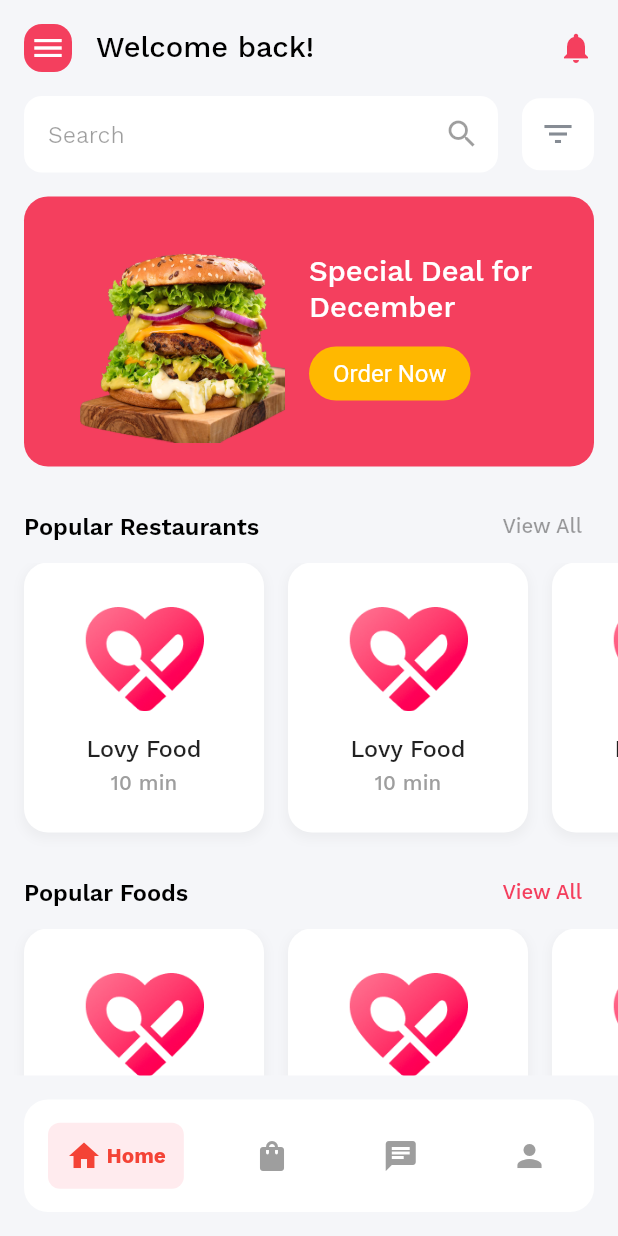
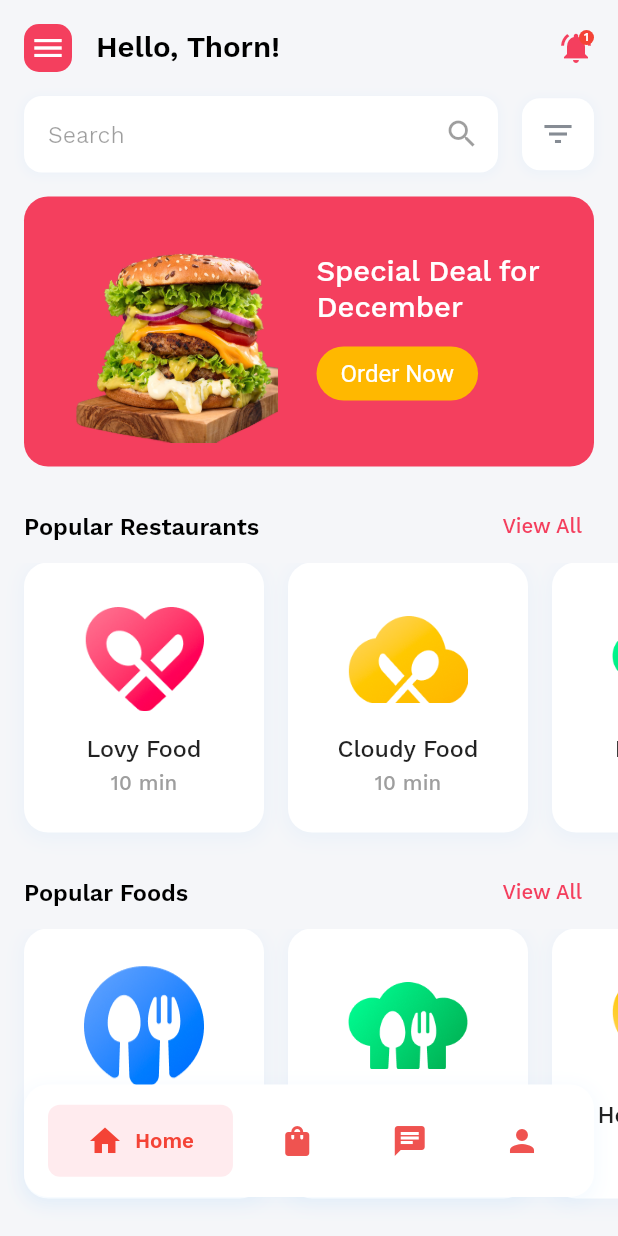
Before and after one commit to chornthorn/flutter_food_delivery_app_demo, a Flutter app: the MainPage screen opened by its route, on a phone screen of 412 x 824 dp. Run offline on Flutter 3.47's test engine with Material 2 defaults, Android fonts, the phone set to English and light mode, and no system bars.

Commit message:
lesson: Design home page

```diff
--- /dev/null
+++ b/lib/components/restaurant_item_card.dart
@@ -0,0 +1,68 @@
+import 'package:flutter/material.dart';
+
+
+class RestaurantItemCard extends StatelessWidget {
+  const RestaurantItemCard({
+    Key? key,
+    this.index = 0,
+    required this.title,
+    required this.subtitle,
+    required this.imagePath,
+  }) : super(key: key);
+
+  final int index;
+  final String title;
+  final String subtitle;
+  final String imagePath;
+
+  @override
+  Widget build(BuildContext context) {
+    return Container(
+      height: 180,
+      width: 160,
+      margin: EdgeInsets.only(
+        right: 16,
+        bottom: 16,
+        left: index == 0 ? 16 : 0,
+      ),
+      decoration: BoxDecoration(
+        color: Colors.white,
+        borderRadius: BorderRadius.circular(16),
+        boxShadow: [
+          BoxShadow(
+            color: Colors.blue.withOpacity(0.05),
+            spreadRadius: 1,
+            blurRadius: 10,
+            offset: const Offset(0, 3),
+          ),
+        ],
+      ),
+      alignment: Alignment.center,
+      child: Column(
+        mainAxisAlignment: MainAxisAlignment.center,
+        children: [
+          Container(
+            height: 80,
+            width: 80,
+            child: Image.asset(imagePath),
+          ),
+          const SizedBox(height: 10),
+          Text(
+            title,
+            style: Theme.of(context).textTheme.subtitle1!.copyWith(
+              fontWeight: FontWeight.w500,
+            ),
+          ),
+          const SizedBox(height: 5),
+          Text(
+            subtitle,
+            style: Theme.of(context).textTheme.subtitle2!.copyWith(
+              fontWeight: FontWeight.w500,
+              color: Colors.grey,
+            ),
+          ),
+        ],
+      ),
+    );
+  }
+}
--- a/lib/main.dart
+++ b/lib/main.dart
@@ -1,4 +1,5 @@
 import 'package:flutter/material.dart';
+import 'package:flutter/services.dart';
 import 'package:flutter_food_delivery_app/common/constants.dart';
 import 'package:flutter_food_delivery_app/views/splash_page.dart';
 
@@ -25,6 +26,7 @@ class MyApp extends StatelessWidget {
         scaffoldBackgroundColor: Color(0xffF5F6F9),
         appBarTheme: AppBarTheme(
           color: Colors.transparent,
+          systemOverlayStyle: SystemUiOverlayStyle.dark,
           elevation: 0,
           iconTheme: IconThemeData(color: Colors.black),
           titleTextStyle: TextStyle(
@@ -45,14 +47,10 @@ class MyApp extends StatelessWidget {
               color: Colors.white,
               fontSize: 16,
             ),
-            // padding: const EdgeInsets.symmetric(
-            //   horizontal: 50,
-            //   vertical: 15,
-            // ),
             shadowColor: Colors.transparent,
           ),
         ),
-        bottomAppBarColor: Color(0xffF5F6F9),
+        // bottomAppBarColor: Colors.transparent,
       ),
       initialRoute: SplashPage.routeName,
       onGenerateRoute: onGenerateRoute,
--- a/lib/router/app_router.dart
+++ b/lib/router/app_router.dart
@@ -6,6 +6,7 @@ import 'package:flutter_food_delivery_app/views/profile_page.dart';
 
 import '../views/get_started_page.dart';
 import '../views/home_page.dart';
+import '../views/popular_page.dart';
 import '../views/splash_page.dart';
 
 Route<RouteSettings> onGenerateRoute(RouteSettings settings) {
@@ -43,6 +44,10 @@ Route<RouteSettings> onGenerateRoute(RouteSettings settings) {
       return MaterialPageRoute(
         builder: (context) => ProfilePage(),
       );
+      case PopularPage.routeName:
+      return MaterialPageRoute(
+        builder: (context) => PopularPage(),
+      );
     default:
       return MaterialPageRoute(
         builder: (context) => Scaffold(
--- a/lib/views/home_page.dart
+++ b/lib/views/home_page.dart
@@ -1,6 +1,7 @@
 import 'package:flutter/material.dart';
 
 import '../common/constants.dart';
+import '../components/restaurant_item_card.dart';
 
 class HomePage extends StatefulWidget {
   const HomePage({Key? key}) : super(key: key);
@@ -15,8 +16,7 @@ class _HomePageState extends State<HomePage> {
   @override
   Widget build(BuildContext context) {
     return Scaffold(
-      body: SafeArea(
-        child: SingleChildScrollView(
+      body: SingleChildScrollView(
         child: Column(
           crossAxisAlignment: CrossAxisAlignment.start,
           children: [
@@ -26,136 +26,65 @@ class _HomePageState extends State<HomePage> {
             _TitleSectionWidget(
               leadingText: 'Popular Restaurants',
               trailingText: 'View All',
+              onTap: () {},
             ),
             SingleChildScrollView(
               scrollDirection: Axis.horizontal,
               child: Row(
                 children: [
-                    ...List.generate(4, (index) {
-                      return Container(
-                          height: 180,
-                          width: 160,
-                          margin:  EdgeInsets.only(
-                            right: 16,
-                            bottom: 16,
-                            left: index == 0 ? 16 : 0,
+                  RestaurantItemCard(
+                    index: 0,
+                    title: 'Lovy Food',
+                    subtitle: '10 min',
+                    imagePath: 'assets/img/lovy_food.png',
                   ),
-                          decoration: BoxDecoration(
-                            color: Colors.white,
-                            borderRadius: BorderRadius.circular(16),
-                            boxShadow: [
-                              BoxShadow(
-                                color: Colors.grey.withOpacity(0.1),
-                                spreadRadius: 1,
-                                blurRadius: 5,
-                                offset: const Offset(0, 3),
+                  RestaurantItemCard(
+                    index: 1,
+                    title: 'Cloudy Food',
+                    subtitle: '10 min',
+                    imagePath: 'assets/img/cloudy_resto.png',
                   ),
-                            ],
+                  RestaurantItemCard(
+                    index: 2,
+                    title: 'Haty Food',
+                    subtitle: '10 min',
+                    imagePath: 'assets/img/halty_food.png',
                   ),
-                          alignment: Alignment.center,
-                          child: Column(
-                            mainAxisAlignment: MainAxisAlignment.center,
-                            children: [
-                              Container(
-                                height: 80,
-                                width: 80,
-                                child: Image.asset('assets/img/lovy_food.png'),
-                              ),
-                              const SizedBox(height: 10),
-                              Text(
-                                'Lovy Food',
-                                style: Theme.of(context)
-                                    .textTheme
-                                    .subtitle1!
-                                    .copyWith(
-                                      fontWeight: FontWeight.w500,
-                                    ),
-                              ),
-                              const SizedBox(height: 5),
-                              Text(
-                                '10 min',
-                                style: Theme.of(context)
-                                    .textTheme
-                                    .subtitle2!
-                                    .copyWith(
-                                      fontWeight: FontWeight.w500,
-                                      color: Colors.grey,
-                                    ),
-                              ),
-                            ],
-                          ));
-                    }),
                 ],
               ),
             ),
             _TitleSectionWidget(
               leadingText: 'Popular Foods',
               trailingText: 'View All',
-                onTap: (){},
+              onTap: () {},
             ),
             SingleChildScrollView(
               scrollDirection: Axis.horizontal,
               child: Row(
                 children: [
-                    ...List.generate(4, (index) {
-                      return Container(
-                          height: 180,
-                          width: 160,
-                          margin:  EdgeInsets.only(
-                            right: 16,
-                            bottom: 16,
-                            left: index == 0 ? 16 : 0,
+                  RestaurantItemCard(
+                    index: 0,
+                    title: 'Circlo Resto',
+                    subtitle: '10 min',
+                    imagePath: 'assets/img/circlo_resto.png',
                   ),
-                          decoration: BoxDecoration(
-                            color: Colors.white,
-                            borderRadius: BorderRadius.circular(16),
-                            boxShadow: [
-                              BoxShadow(
-                                color: Colors.grey.withOpacity(0.1),
-                                spreadRadius: 1,
-                                blurRadius: 5,
-                                offset: const Offset(0, 3),
+                  RestaurantItemCard(
+                    index: 1,
+                    title: 'McDonald\'s',
+                    subtitle: '10 min',
+                    imagePath: 'assets/img/halty_food.png',
+                  ),
+                  RestaurantItemCard(
+                    index: 2,
+                    title: 'Healthy Food',
+                    subtitle: '10 min',
+                    imagePath: 'assets/img/healty_resto.png',
                   ),
                 ],
               ),
-                          alignment: Alignment.center,
-                          child: Column(
-                            mainAxisAlignment: MainAxisAlignment.center,
-                            children: [
-                              Container(
-                                height: 80,
-                                width: 80,
-                                child: Image.asset('assets/img/lovy_food.png'),
             ),
-                              const SizedBox(height: 10),
-                              Text(
-                                'Lovy Food',
-                                style: Theme.of(context)
-                                    .textTheme
-                                    .subtitle1!
-                                    .copyWith(
-                                  fontWeight: FontWeight.w500,
-                                ),
-                              ),
-                              const SizedBox(height: 5),
-                              Text(
-                                '10 min',
-                                style: Theme.of(context)
-                                    .textTheme
-                                    .subtitle2!
-                                    .copyWith(
-                                  fontWeight: FontWeight.w500,
-                                  color: Colors.grey,
-                                ),
-                              ),
+            const SizedBox(height: 120),
           ],
-                          ));
-                    }),
-                  ],
-                ),
-              ),
-            ],
-          ),
         ),
       ),
     );
@@ -185,6 +114,7 @@ class _HomePageState extends State<HomePage> {
               ),
             ),
           ),
+          const SizedBox(width: 10),
           Expanded(
             child: Column(
               mainAxisAlignment: MainAxisAlignment.center,
@@ -226,6 +156,14 @@ class _HomePageState extends State<HomePage> {
             decoration: BoxDecoration(
               color: Colors.white,
               borderRadius: BorderRadius.circular(12),
+              boxShadow: [
+                BoxShadow(
+                  color: Colors.blue.withOpacity(0.04),
+                  spreadRadius: 1,
+                  blurRadius: 5,
+                  offset: Offset(0, 1), // changes position of shadow
+                ),
+              ],
             ),
             child: Row(
               children: [
@@ -249,6 +187,14 @@ class _HomePageState extends State<HomePage> {
           decoration: BoxDecoration(
             color: Colors.white,
             borderRadius: BorderRadius.circular(12),
+            boxShadow: [
+              BoxShadow(
+                color: Colors.blue.withOpacity(0.04),
+                spreadRadius: 1,
+                blurRadius: 5,
+                offset: Offset(0, 1), // changes position of shadow
+              ),
+            ],
           ),
           child: IconButton(
             onPressed: () {
@@ -276,23 +222,48 @@ class _HomePageState extends State<HomePage> {
             padding: EdgeInsets.all(4),
             decoration: BoxDecoration(
               color: Theme.of(context).primaryColor,
-              borderRadius: BorderRadius.circular(12),
+              borderRadius: BorderRadius.circular(10),
             ),
           ),
           const SizedBox(width: 16),
           Expanded(
             child: Text(
-              'Welcome back!',
+              'Hello, Thorn!',
               style: Theme.of(context).textTheme.subtitle1!.copyWith(
                     color: Colors.black,
                     fontSize: 20,
-                    fontWeight: FontWeight.w500,
+                    fontWeight: FontWeight.w600,
                   ),
             ),
           ),
+          Stack(
+            children: [
               Icon(
-            Icons.notifications,
+                Icons.notifications_active,
                 color: Theme.of(context).primaryColor,
+              ),
+              Positioned(
+                right: 0,
+                child: Container(
+                  height: 10,
+                  width: 10,
+                  decoration: BoxDecoration(
+                    color: Colors.red,
+                    borderRadius: BorderRadius.circular(5),
+                  ),
+                  child: Center(
+                    child: Text(
+                      '1',
+                      style: Theme.of(context).textTheme.subtitle2!.copyWith(
+                            color: Colors.white,
+                            fontSize: 8,
+                            fontWeight: FontWeight.w600,
+                          ),
+                    ),
+                  ),
+                ),
+              ),
+            ],
           ),
         ],
       ),
@@ -335,3 +306,11 @@ class _TitleSectionWidget extends StatelessWidget {
     );
   }
 }
+
+class RestaurantModel {
+  final String title;
+  final String subtitle;
+  final String imagePath;
+
+  RestaurantModel(this.title, this.subtitle, this.imagePath);
+}
--- a/lib/views/main_page.dart
+++ b/lib/views/main_page.dart
@@ -3,7 +3,7 @@ import 'package:flutter_food_delivery_app/views/chat_page.dart';
 import 'package:flutter_food_delivery_app/views/home_page.dart';
 import 'package:flutter_food_delivery_app/views/orders_page.dart';
 import 'package:flutter_food_delivery_app/views/profile_page.dart';
-
+import 'package:animations/animations.dart';
 class MainPage extends StatefulWidget {
   const MainPage({Key? key}) : super(key: key);
 
@@ -28,15 +28,41 @@ class _MainPageState extends State<MainPage> {
   @override
   Widget build(BuildContext context) {
     return Scaffold(
-      body: _pages[_selectedIndex],
-      bottomNavigationBar: BottomAppBar(
-        elevation: 0,
-        child: Container(
+      // animated when body change
+      body: SafeArea(
+        bottom: false,
+        child: PageTransitionSwitcher(
+          duration: const Duration(milliseconds: 300),
+          child: _pages[_selectedIndex],
+          transitionBuilder: (child, animation, secondaryAnimation) {
+            return SharedAxisTransition(
+              animation: animation,
+              secondaryAnimation: secondaryAnimation,
+              transitionType: SharedAxisTransitionType.horizontal,
+              child: child,
+            );
+          },
+        ),
+      ),
+      extendBody: true,
+      bottomNavigationBar: Container(
         decoration: BoxDecoration(
           color: Colors.white,
           borderRadius: BorderRadius.circular(16),
+          boxShadow: [
+            BoxShadow(
+              color: Colors.blue.withOpacity(0.05),
+              spreadRadius: 1,
+              blurRadius: 10,
+              offset: const Offset(0, 3),
             ),
-          margin: const EdgeInsets.all(16),
+          ],
+        ),
+        margin: const EdgeInsets.only(
+          left: 16,
+          right: 16,
+          bottom: 26,
+        ),
         height: 75,
         padding: const EdgeInsets.symmetric(horizontal: 16),
         child: Row(
@@ -66,7 +92,6 @@ class _MainPageState extends State<MainPage> {
           ],
         ),
       ),
-      ),
     );
   }
 
@@ -83,27 +108,36 @@ class _MainPageState extends State<MainPage> {
           _selectedIndex = index;
         });
       },
-      child: Container(
+      // animation when click
+      child: AnimatedContainer(
+        duration: const Duration(milliseconds: 350),
+        padding:   EdgeInsets.symmetric(vertical: 12, horizontal: _selectedIndex == index ? 26 : 12),
         decoration: BoxDecoration(
           color: _selectedIndex == index ? Colors.red.shade50 : Colors.white,
           borderRadius: BorderRadius.circular(8),
         ),
-        padding: const EdgeInsets.symmetric(vertical: 10, horizontal: 12),
+        curve: Curves.fastLinearToSlowEaseIn,
         child: Row(
+          mainAxisSize: MainAxisSize.min,
           mainAxisAlignment: MainAxisAlignment.center,
-          mainAxisSize: MainAxisSize.min,
           children: [
-            Icon(
+            AnimatedContainer(
+              duration: const Duration(milliseconds: 350),
+              child: Icon(
                 icon,
-              color: _selectedIndex == index ? Colors.red : Colors.grey,
+                color: _selectedIndex == index ? Colors.red : Colors.red.shade400,
               ),
-            const SizedBox(width: 3),
+            ),
+            const SizedBox(width: 8),
             if (_selectedIndex == index)
-              Text(
+              AnimatedContainer(
+                duration: const Duration(milliseconds: 350),
+                child: Text(
                   label,
                   style: TextStyle(
                     color: Colors.red,
-                  fontWeight: FontWeight.bold,
+                    fontWeight: FontWeight.w600,
+                  ),
                 ),
               ),
           ],
--- a/lib/views/orders_page.dart
+++ b/lib/views/orders_page.dart
@@ -11,8 +11,10 @@ class OrdersPage extends StatelessWidget {
       appBar: AppBar(
         title: const Text('Orders Page'),
       ),
-      body: const Center(
-        child: Text('Orders Page'),
+      body: Container(
+        child: const Center(
+          child: Text('Orders Page'),
+        ),
       ),
     );
   }
--- /dev/null
+++ b/lib/views/popular_page.dart
@@ -0,0 +1,26 @@
+import 'package:flutter/material.dart';
+
+class PopularPage extends StatelessWidget {
+  const PopularPage({Key? key}) : super(key: key);
+
+  static const String routeName = '/popular_page';
+
+  @override
+  Widget build(BuildContext context) {
+    return Scaffold(
+      appBar: AppBar(
+        title: const Text('Popular Page'),
+      ),
+      body: ListView(
+        children: [
+          ...List.generate(
+            100,
+            (index) => const Center(
+              child: Text('Popular Page'),
+            ),
+          )
+        ],
+      ),
+    );
+  }
+}
--- a/lib/views/splash_page.dart
+++ b/lib/views/splash_page.dart
@@ -15,7 +15,7 @@ class _SplashPageState extends State<SplashPage> {
   void initState() {
     super.initState();
     // delay 3 seconds before navigating to home page
-    Future.delayed(const Duration(seconds: 3), () {
+    Future.delayed(const Duration(seconds: 1), () {
       Navigator.pushReplacementNamed(
         context,
         GetStartedPage.routeName,
--- a/pubspec.yaml
+++ b/pubspec.yaml
@@ -13,7 +13,7 @@ dependencies:
     sdk: flutter
   # Use with the CupertinoIcons class for iOS style icons.
   cupertino_icons: ^1.0.2
-  bottom_navy_bar: ^6.0.0
+  animations: ^2.0.7
 
 dev_dependencies:
   flutter_test:
```
Also changed, not shown: assets/img/circlo_resto.png (added), assets/img/cloudy_resto.png (added), assets/img/halty_food.png (added), assets/img/healty_resto.png (added), pubspec.lock. Lines whose indentation alone changed are shown as unchanged.
